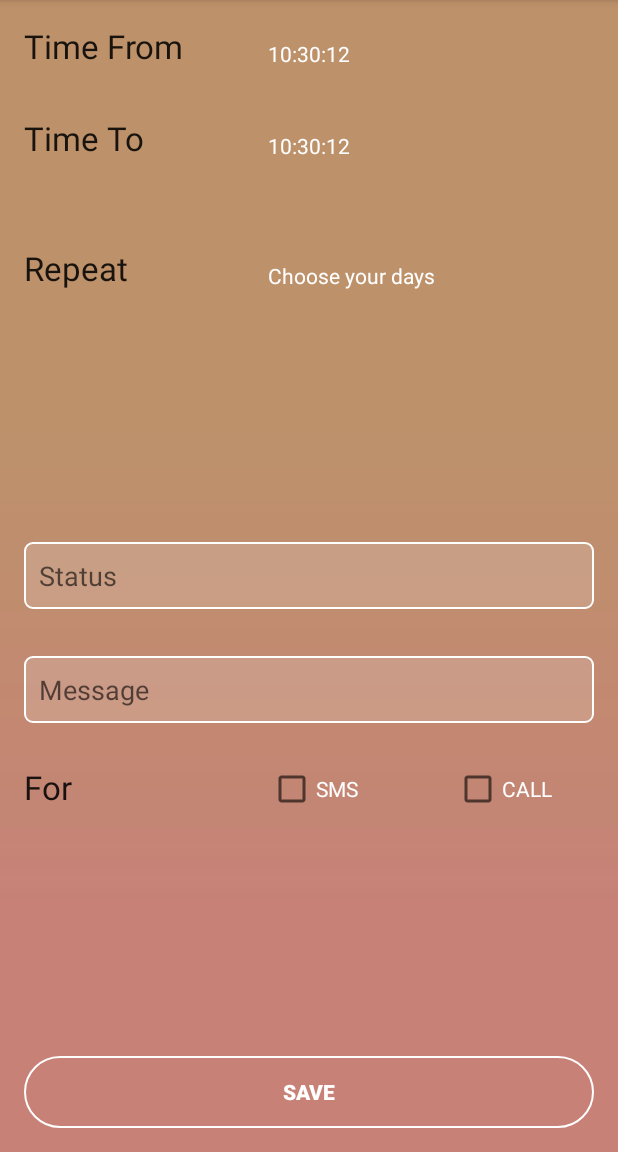
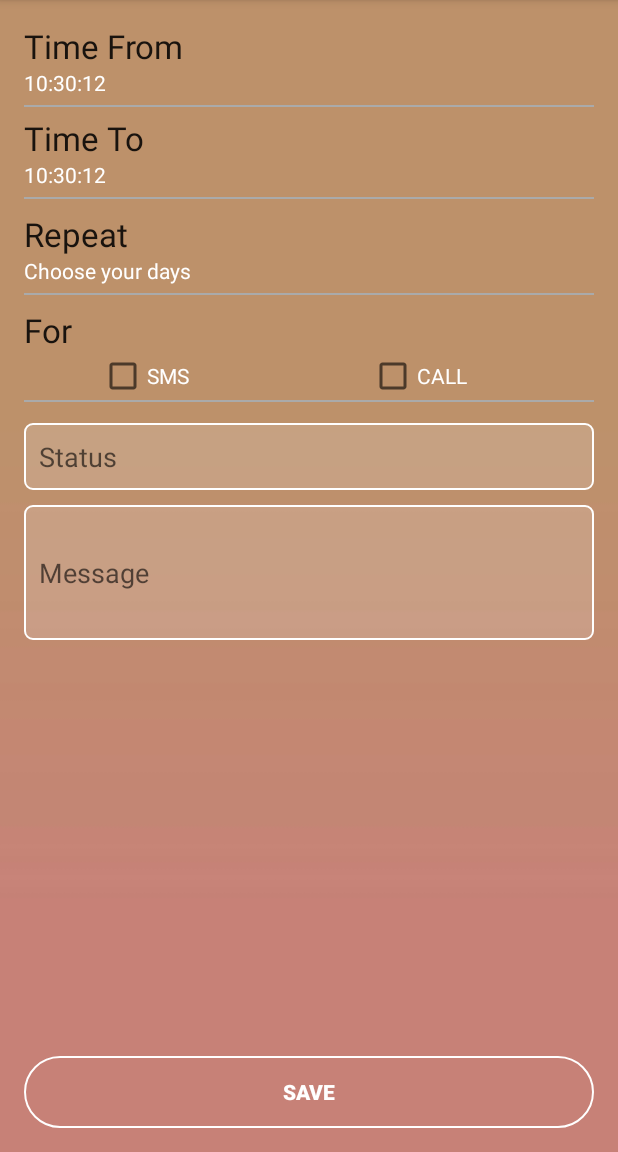
Before and after one commit to kasunSomadasa/CSSE_new, an Android app: the SmsHome screen opened directly, with no data from a screen before it, after a tap on "NEW", on a phone screen of 412 x 824 dp, the part 84-1236 px from its top. Run offline under Robolectric (Android 15) with nearby library versions, the light colour scheme and no system bars.

Commit message:
Added Sprint two functions

```diff
--- a/app/build.gradle
+++ b/app/build.gradle
@@ -2,7 +2,7 @@ apply plugin: 'com.android.application'
 
 android {
     compileSdkVersion 23
-    buildToolsVersion "23.0.3"
+    buildToolsVersion '25.0.0'
 
     defaultConfig {
         applicationId "com.example.kasun.busysms"
--- a/app/src/main/java/com/example/kasun/busysms/autoSms/SmsHome.java
+++ b/app/src/main/java/com/example/kasun/busysms/autoSms/SmsHome.java
@@ -29,7 +29,7 @@ public class SmsHome extends AppCompatActivity {
 
     Button btn2,btn3,btn;
     TextView t1;
-    AnalogClock clk;
+
     @Override
     protected void onCreate(Bundle savedInstanceState) {
         super.onCreate(savedInstanceState);
@@ -42,14 +42,15 @@ public class SmsHome extends AppCompatActivity {
         mydb.open();
         populatelistView1();
         mylist1.setOnItemClickListener(onItemClickListener);
-        clk = (AnalogClock) findViewById(R.id.analogClock);
+
         OnClickButtonListener1();
         OnClickButtonListener2();
         OnClickButtonListener3();
-        clk.animate();
+        changeVolumeMode();
+
         ActionBar actionBar = getSupportActionBar();
         actionBar.setDisplayShowHomeEnabled(true);
-        btn.setBackgroundResource(R.mipmap.ic_volume_up_white_24dp);
+
     }
 
 
@@ -111,29 +112,36 @@ public class SmsHome extends AppCompatActivity {
 
     }
 
+    public void changeVolumeMode(){
+        AudioManager audioManager =(AudioManager)getSystemService(getApplicationContext().AUDIO_SERVICE);
+
+        switch( audioManager.getRingerMode() ){
+            case AudioManager.RINGER_MODE_NORMAL:
+                btn.setCompoundDrawablesWithIntrinsicBounds(R.mipmap.ic_vibration_white_24dp, 0, 0, 0);
+                audioManager.setRingerMode(AudioManager.RINGER_MODE_VIBRATE);
+                btn.setText("VIBRATE");
+                break;
+            case AudioManager.RINGER_MODE_SILENT:
+                btn.setCompoundDrawablesWithIntrinsicBounds(R.mipmap.ic_volume_up_white_24dp, 0, 0, 0);
+                audioManager.setRingerMode(AudioManager.RINGER_MODE_NORMAL);
+                btn.setText("NORMAL");
+                break;
+            case AudioManager.RINGER_MODE_VIBRATE:
+                btn.setCompoundDrawablesWithIntrinsicBounds(R.mipmap.ic_volume_off_white_24dp, 0, 0, 0);
+                audioManager.setRingerMode(AudioManager.RINGER_MODE_SILENT);
+                btn.setText("SILENT");
+                break;
+        }
+    }
+
     public void OnClickButtonListener3() {
         btn = (Button) findViewById(R.id.silent_btn);
         btn.setOnClickListener(
                 new View.OnClickListener() {
                     @Override
                     public void onClick(View v) {
+                        changeVolumeMode();
 
-                        AudioManager audioManager =(AudioManager)getSystemService(getApplicationContext().AUDIO_SERVICE);
-
-                        switch( audioManager.getRingerMode() ){
-                            case AudioManager.RINGER_MODE_NORMAL:
-                                btn.setBackgroundResource(R.mipmap.ic_vibration_white_24dp);
-                                audioManager.setRingerMode(AudioManager.RINGER_MODE_VIBRATE);
-                                break;
-                            case AudioManager.RINGER_MODE_SILENT:
-                                btn.setBackgroundResource(R.mipmap.ic_volume_up_white_24dp);
-                                audioManager.setRingerMode(AudioManager.RINGER_MODE_NORMAL);
-                                break;
-                            case AudioManager.RINGER_MODE_VIBRATE:
-                                btn.setBackgroundResource(R.mipmap.ic_volume_off_white_24dp);
-                                audioManager.setRingerMode(AudioManager.RINGER_MODE_SILENT);
-                                break;
-                        }
                     }
                 }
         );
--- a/app/src/main/res/layout/activity_add_time_slot.xml
+++ b/app/src/main/res/layout/activity_add_time_slot.xml
@@ -26,8 +26,7 @@
         android:textAppearance="?android:attr/textAppearanceSmall"
         android:text="Small Text"
         android:id="@+id/time_from"
-        android:layout_alignBottom="@+id/textView4"
-        android:layout_centerHorizontal="true"
+        android:layout_below="@+id/textView4"
         android:textColor="@color/abc_primary_text_disable_only_material_dark" />
 
     <TextView
@@ -47,9 +46,7 @@
         android:textAppearance="?android:attr/textAppearanceSmall"
         android:text="Small Text"
         android:id="@+id/time_to"
-        android:layout_alignBottom="@+id/textView3"
-        android:layout_alignLeft="@+id/time_from"
-        android:layout_alignStart="@+id/time_from"
+        android:layout_below="@+id/textView3"
         android:textColor="@color/abc_primary_text_disable_only_material_dark" />
 
     <TextView
@@ -61,7 +58,16 @@
         android:layout_below="@+id/time_to"
         android:layout_alignParentLeft="true"
         android:layout_alignParentStart="true"
-        android:layout_marginTop="57dp" />
+        android:layout_marginTop="15dp" />
+
+    <TextView
+        android:layout_width="wrap_content"
+        android:layout_height="wrap_content"
+        android:textAppearance="?android:attr/textAppearanceLarge"
+        android:text="For"
+        android:id="@+id/textView6"
+        android:layout_below="@+id/repeat"
+        android:layout_marginTop="15dp" />
 
     <TextView
         android:layout_width="wrap_content"
@@ -69,36 +75,27 @@
         android:textAppearance="?android:attr/textAppearanceSmall"
         android:text="Small Text"
         android:id="@+id/repeat"
-        android:layout_alignBottom="@+id/textView2"
-        android:layout_alignLeft="@+id/time_to"
-        android:layout_alignStart="@+id/time_to"
+        android:layout_below="@+id/textView2"
         android:textColor="@color/abc_primary_text_disable_only_material_dark" />
 
     <EditText
-        android:layout_width="wrap_content"
+        android:layout_width="fill_parent"
         android:layout_height="wrap_content"
         android:id="@+id/status"
-        android:layout_centerVertical="true"
-        android:layout_alignParentRight="true"
-        android:layout_alignParentEnd="true"
+        android:layout_below="@+id/for_call"
         android:textColor="@color/cardview_light_background"
-        android:layout_alignParentLeft="true"
-        android:layout_alignParentStart="true"
         android:hint="Status"
         android:padding="10dp"
+        android:layout_marginTop="15dp"
         android:background="@drawable/input_outline"/>
 
     <EditText
-        android:layout_width="wrap_content"
-        android:layout_height="wrap_content"
+        android:layout_width="match_parent"
+        android:layout_height="90dp"
         android:id="@+id/messege"
         android:layout_below="@+id/status"
-        android:layout_marginTop="31dp"
-        android:layout_alignParentRight="true"
-        android:layout_alignParentEnd="true"
+        android:layout_marginTop="10dp"
         android:textColor="@color/cardview_light_background"
-        android:layout_alignParentLeft="true"
-        android:layout_alignParentStart="true"
         android:hint="Message"
         android:padding="10dp"
         android:background="@drawable/input_outline"/>
@@ -115,39 +112,54 @@
         android:textColor="@color/abc_primary_text_disable_only_material_dark"
         android:textStyle="normal|bold"
         android:textAlignment="center" />
+
     <CheckBox
+        android:id="@+id/for_sms"
         android:layout_width="wrap_content"
         android:layout_height="wrap_content"
+        android:layout_below="@+id/textView6"
+        android:layout_marginLeft="50dp"
+        android:checked="false"
         android:text="SMS"
-        android:id="@+id/for_sms"
-        android:checked="false"
-        android:textColor="@color/abc_primary_text_disable_only_material_dark"
-        android:layout_alignTop="@+id/for_call"
-        android:layout_alignLeft="@+id/repeat"
-        android:layout_alignStart="@+id/repeat" />
+        android:textColor="@color/abc_primary_text_disable_only_material_dark" />
 
     <CheckBox
+        android:id="@+id/for_call"
         android:layout_width="wrap_content"
         android:layout_height="wrap_content"
+        android:layout_below="@+id/textView6"
+        android:layout_marginLeft="230dp"
+        android:checked="false"
         android:text="CALL"
-        android:id="@+id/for_call"
-        android:layout_marginTop="28dp"
-        android:checked="false"
-        android:layout_marginRight="28dp"
-        android:layout_marginEnd="28dp"
-        android:textColor="@color/abc_primary_text_disable_only_material_dark"
-        android:layout_below="@+id/messege"
-        android:layout_alignParentRight="true"
-        android:layout_alignParentEnd="true" />
+        android:textColor="@color/abc_primary_text_disable_only_material_dark" />
 
-    <TextView
-        android:layout_width="wrap_content"
-        android:layout_height="wrap_content"
-        android:textAppearance="?android:attr/textAppearanceLarge"
-        android:text="For"
-        android:id="@+id/textView"
-        android:layout_alignTop="@+id/for_sms"
-        android:layout_alignParentLeft="true"
-        android:layout_alignParentStart="true" />
+    <View
+        android:layout_width="match_parent"
+        android:layout_height="1dp"
+        android:background="@android:color/darker_gray"
+        android:layout_below="@+id/time_from"
+        android:layout_marginTop="5dp"/>
+
+    <View
+        android:layout_width="match_parent"
+        android:layout_height="1dp"
+        android:background="@android:color/darker_gray"
+        android:layout_below="@+id/time_to"
+        android:layout_marginTop="5dp"/>
+
+    <View
+        android:layout_width="match_parent"
+        android:layout_height="1dp"
+        android:background="@android:color/darker_gray"
+        android:layout_below="@+id/repeat"
+        android:layout_marginTop="5dp"/>
+
+    <View
+        android:layout_width="match_parent"
+        android:layout_height="1dp"
+        android:background="@android:color/darker_gray"
+        android:layout_below="@+id/for_call"
+      />
+
 
 </RelativeLayout>
--- a/build.gradle
+++ b/build.gradle
@@ -5,7 +5,7 @@ buildscript {
         jcenter()
     }
     dependencies {
-        classpath 'com.android.tools.build:gradle:2.2.3'
+        classpath 'com.android.tools.build:gradle:2.3.3'
 
         // NOTE: Do not place your application dependencies here; they belong
         // in the individual module build.gradle files
```
Also changed, not shown: app/src/main/java/com/example/kasun/busysms/autoSms/updateTimeSlot.java (+42 -5 lines), app/src/main/res/layout/activity_sms_home.xml (+38 -41 lines), app/src/main/res/layout/activity_update_time_slot.xml (+48 -53 lines), app/src/main/res/layout/use_switch.xml (added, +17 -0 lines), app/src/main/res/menu/switch_menu.xml (added, +11 -0 lines), gradle/wrapper/gradle-wrapper.properties.
